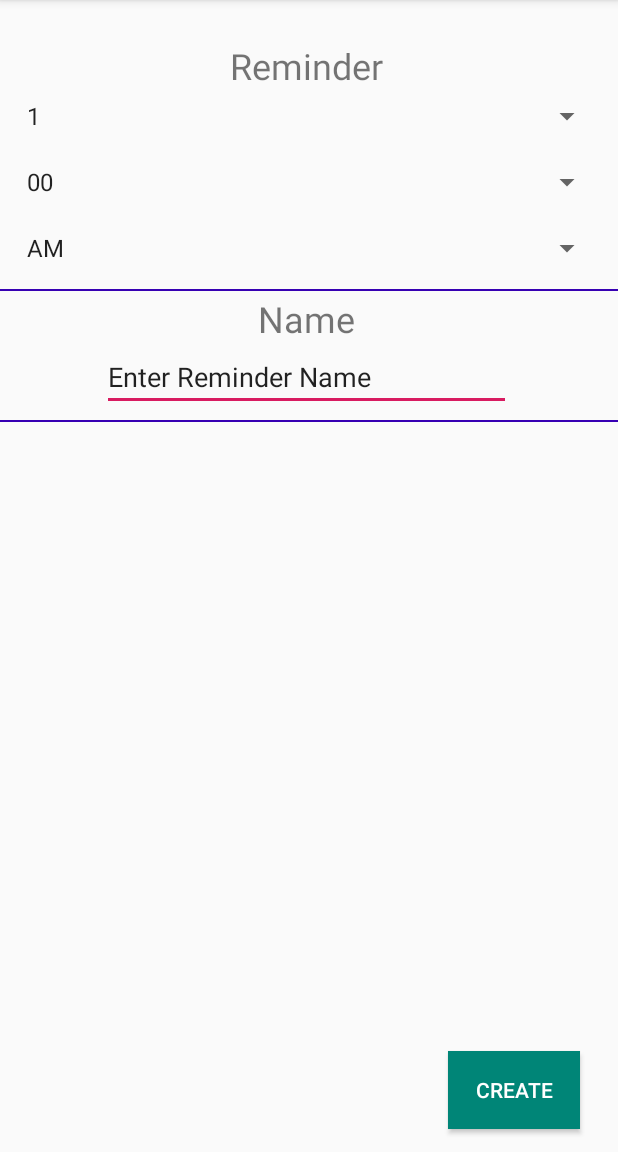
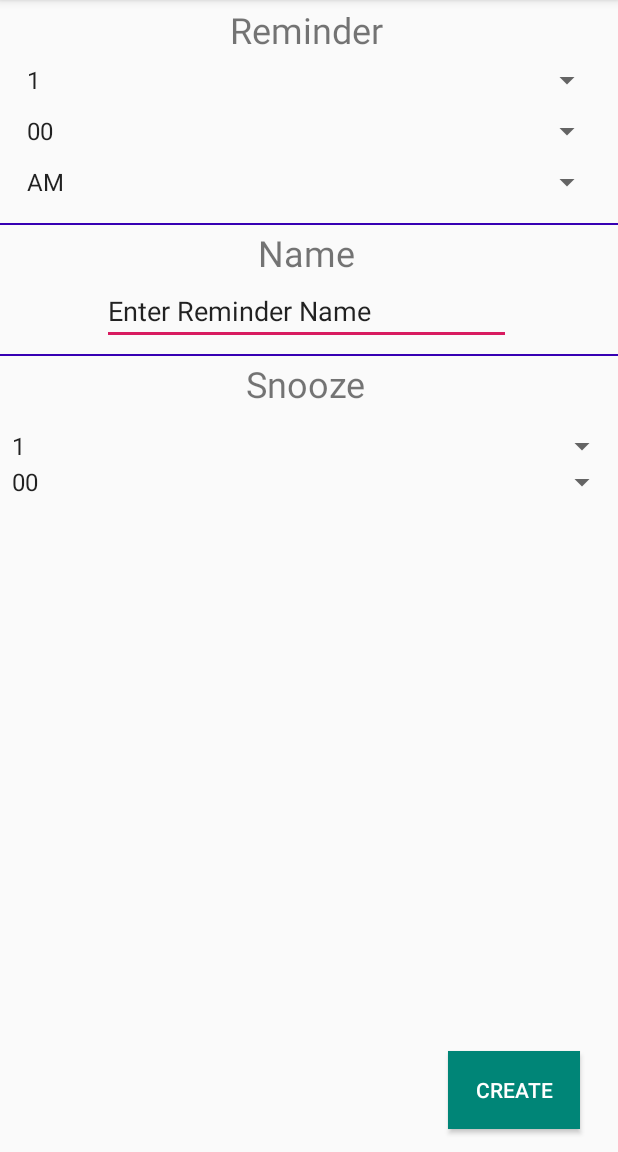
Before and after one commit to JohnK0/NudgeSwype, an Android app: the AddReminder screen opened directly, with no data from a screen before it, on a phone screen of 412 x 824 dp, the part 84-1236 px from its top. Run offline under Robolectric (Android 15) with nearby library versions, the phone set to English and light mode, and no system bars.

Commit message:
Added snooze section

```diff
--- a/app/src/main/java/com/hci/nudgeswype/AddReminder.kt
+++ b/app/src/main/java/com/hci/nudgeswype/AddReminder.kt
@@ -77,6 +77,36 @@ class AddReminder : AppCompatActivity() {
         * Fin
         */
 
+        /*
+        * Set snooze time for Reminder
+        * Beginning
+        */
+        // Hour spinner
+        // Create an ArrayAdapter
+        val hour_snooze_adapter = ArrayAdapter.createFromResource(
+            this,
+            R.array.hour_times, android.R.layout.simple_spinner_item
+        )
+        // Specify the layout to use when the list of choices appears
+        hour_snooze_adapter.setDropDownViewResource(android.R.layout.simple_spinner_dropdown_item)
+        // Apply the adapter to the spinner
+        hour_snooze_spinner.adapter = hour_snooze_adapter
+
+        //Minute spinner
+        // Create an ArrayAdapter
+        val minute_snooze_adapter = ArrayAdapter.createFromResource(
+            this,
+            R.array.minute_times, android.R.layout.simple_spinner_item
+        )
+        // Specify the layout to use when the list of choices appears
+        minute_snooze_adapter.setDropDownViewResource(android.R.layout.simple_spinner_dropdown_item)
+        // Apply the adapter to the spinner
+        minute_snooze_spinner.adapter = minute_snooze_adapter
+        /*
+        * Set snooze time for Reminder
+        * Fin
+        */
+
     }
 
     fun getValues(view: View) {
--- a/app/src/main/res/layout/activity_add_reminder.xml
+++ b/app/src/main/res/layout/activity_add_reminder.xml
@@ -32,7 +32,7 @@
             android:layout_width="match_parent"
             android:layout_height="wrap_content"
             android:layout_below="@+id/hour_spinner"
-            android:layout_alignParentStart="true" android:layout_marginTop="10dp" android:layout_marginBottom="10dp"
+            android:layout_alignParentStart="true" android:layout_marginTop="0dp" android:layout_marginBottom="10dp"
             android:layout_marginLeft="11dp" android:layout_marginStart="10dp" android:layout_alignParentLeft="true"
             android:layout_marginRight="8dp" android:layout_marginEnd="10dp" android:layout_alignParentEnd="true"
             android:layout_alignParentRight="true"/>
@@ -42,7 +42,7 @@
             android:layout_width="match_parent"
             android:layout_height="wrap_content"
             android:layout_below="@+id/minute_spinner"
-            android:layout_marginTop="10dp" android:layout_marginBottom="10dp" android:layout_alignParentStart="true"
+            android:layout_marginTop="0dp" android:layout_marginBottom="10dp" android:layout_alignParentStart="true"
             android:layout_marginLeft="11dp" android:layout_marginStart="10dp" android:layout_alignParentLeft="true"
             android:layout_alignParentEnd="true" android:layout_alignParentRight="true"
             android:layout_marginRight="8dp"
@@ -52,7 +52,7 @@
             android:text="Reminder"
             android:layout_width="wrap_content"
             android:layout_height="wrap_content" android:id="@+id/Reminder" android:textSize="24sp"
-            android:layout_marginTop="27dp"
+            android:layout_marginTop="3dp"
             android:layout_alignParentTop="true"
             android:layout_alignParentEnd="true" android:layout_alignParentRight="true"
             android:layout_marginRight="149dp" android:layout_marginEnd="149dp" android:layout_alignParentStart="true"
@@ -67,6 +67,15 @@
             android:layout_marginRight="170dp" android:layout_marginEnd="170dp" android:layout_alignParentStart="true"
             android:layout_marginLeft="172dp" android:layout_marginStart="172dp" android:layout_alignParentLeft="true"
             android:layout_below="@+id/divider"/>
+    <TextView
+            android:text="Snooze"
+            android:layout_width="80dp"
+            android:layout_height="wrap_content" android:id="@+id/reminder2" android:textSize="24sp"
+            android:layout_marginTop="2dp"
+            android:layout_alignParentEnd="true" android:layout_alignParentRight="true"
+            android:layout_marginRight="167dp" android:layout_marginEnd="167dp" android:layout_alignParentStart="true"
+            android:layout_marginLeft="164dp" android:layout_marginStart="164dp" android:layout_alignParentLeft="true"
+            android:layout_below="@+id/divider2"/>
     <View
             android:id="@+id/divider"
             android:layout_width="match_parent"
@@ -98,5 +107,18 @@
             android:layout_marginRight="71dp" android:layout_marginEnd="71dp" android:layout_alignParentStart="true"
             android:layout_marginLeft="68dp" android:layout_marginStart="68dp" android:layout_alignParentLeft="true"
             android:layout_marginTop="0dp" android:layout_below="@+id/reminder"/>
+    <Spinner
+            android:layout_width="match_parent"
+            android:layout_height="wrap_content" android:id="@+id/hour_snooze_spinner" android:layout_marginTop="13dp"
+            android:layout_below="@+id/reminder2" android:layout_alignParentStart="true" android:layout_marginLeft="0dp"
+            android:layout_marginStart="0dp" android:layout_alignParentLeft="true" android:layout_alignParentEnd="true"
+            android:layout_alignParentRight="true" android:layout_marginRight="0dp" android:layout_marginEnd="0dp"/>
+    <Spinner
+            android:layout_width="match_parent"
+            android:layout_height="wrap_content" android:id="@+id/minute_snooze_spinner" android:layout_marginTop="0dp"
+            android:layout_below="@+id/hour_snooze_spinner" android:layout_alignParentStart="true"
+            android:layout_marginLeft="0dp"
+            android:layout_marginStart="0dp" android:layout_alignParentLeft="true" android:layout_alignParentEnd="true"
+            android:layout_alignParentRight="true" android:layout_marginRight="0dp" android:layout_marginEnd="0dp"/>
 
 </RelativeLayout>
```
